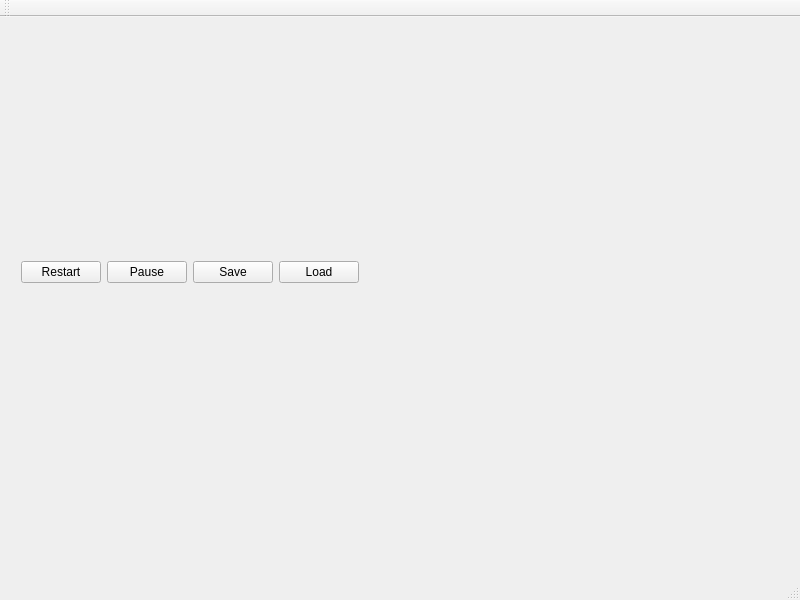
Qt form MolecularDynamics/maingui.ui (tavplubix/MolecularDynamics) before a commit.
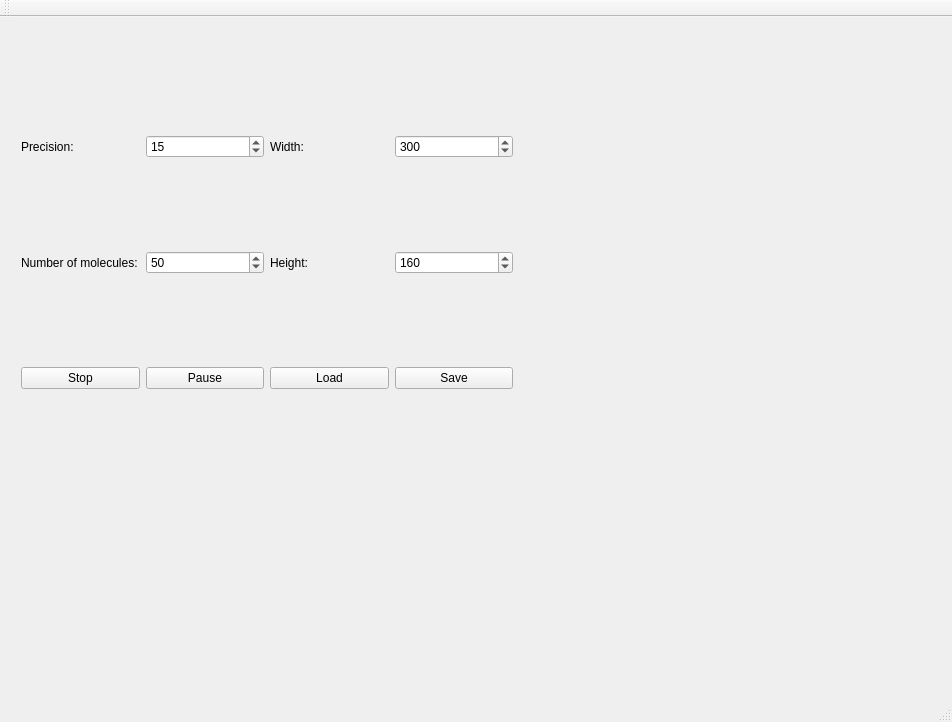
The same form after that commit.

```diff
--- a/MolecularDynamics/maingui.ui
+++ b/MolecularDynamics/maingui.ui
@@ -6,8 +6,8 @@
    <rect>
     <x>0</x>
     <y>0</y>
-    <width>800</width>
-    <height>600</height>
+    <width>952</width>
+    <height>722</height>
    </rect>
   </property>
   <property name="windowTitle">
@@ -24,47 +24,192 @@
      </rect>
     </property>
     <layout class="QGridLayout" name="mainLayout">
-     <item row="0" column="0">
-      <widget class="QPushButton" name="restartButton">
+     <item row="2" column="0">
+      <widget class="QPushButton" name="stopStartButton">
        <property name="text">
-        <string>Restart</string>
+        <string>Stop</string>
        </property>
       </widget>
      </item>
-     <item row="0" column="1">
+     <item row="2" column="1">
       <widget class="QPushButton" name="pauseContinueButton">
        <property name="text">
         <string>Pause</string>
        </property>
       </widget>
      </item>
-     <item row="0" column="4">
-      <spacer name="horizontalSpacer">
-       <property name="orientation">
-        <enum>Qt::Horizontal</enum>
-       </property>
-       <property name="sizeHint" stdset="0">
-        <size>
-         <width>40</width>
-         <height>20</height>
-        </size>
-       </property>
-      </spacer>
-     </item>
-     <item row="0" column="2">
+     <item row="2" column="3">
       <widget class="QPushButton" name="saveButton">
        <property name="text">
         <string>Save</string>
        </property>
       </widget>
      </item>
-     <item row="0" column="3">
+     <item row="3" column="1">
+      <spacer name="horizontalSpacer_3">
+       <property name="orientation">
+        <enum>Qt::Horizontal</enum>
+       </property>
+       <property name="sizeHint" stdset="0">
+        <size>
+         <width>40</width>
+         <height>20</height>
+        </size>
+       </property>
+      </spacer>
+     </item>
+     <item row="3" column="2">
+      <spacer name="horizontalSpacer_4">
+       <property name="orientation">
+        <enum>Qt::Horizontal</enum>
+       </property>
+       <property name="sizeHint" stdset="0">
+        <size>
+         <width>40</width>
+         <height>20</height>
+        </size>
+       </property>
+      </spacer>
+     </item>
+     <item row="3" column="3">
+      <spacer name="horizontalSpacer_5">
+       <property name="orientation">
+        <enum>Qt::Horizontal</enum>
+       </property>
+       <property name="sizeHint" stdset="0">
+        <size>
+         <width>40</width>
+         <height>20</height>
+        </size>
+       </property>
+      </spacer>
+     </item>
+     <item row="2" column="2">
       <widget class="QPushButton" name="loadButton">
        <property name="text">
         <string>Load</string>
        </property>
       </widget>
      </item>
+     <item row="3" column="0">
+      <spacer name="horizontalSpacer_2">
+       <property name="orientation">
+        <enum>Qt::Horizontal</enum>
+       </property>
+       <property name="sizeHint" stdset="0">
+        <size>
+         <width>40</width>
+         <height>20</height>
+        </size>
+       </property>
+      </spacer>
+     </item>
+     <item row="0" column="4">
+      <spacer name="horizontalSpacer">
+       <property name="orientation">
+        <enum>Qt::Horizontal</enum>
+       </property>
+       <property name="sizeHint" stdset="0">
+        <size>
+         <width>40</width>
+         <height>20</height>
+        </size>
+       </property>
+      </spacer>
+     </item>
+     <item row="0" column="1">
+      <widget class="QSpinBox" name="precisionSpinBox">
+       <property name="minimum">
+        <number>12</number>
+       </property>
+       <property name="maximum">
+        <number>20</number>
+       </property>
+       <property name="value">
+        <number>15</number>
+       </property>
+      </widget>
+     </item>
+     <item row="0" column="2">
+      <widget class="QLabel" name="label_3">
+       <property name="text">
+        <string>Width:</string>
+       </property>
+      </widget>
+     </item>
+     <item row="1" column="0">
+      <widget class="QLabel" name="label_2">
+       <property name="text">
+        <string>Number of molecules:</string>
+       </property>
+      </widget>
+     </item>
+     <item row="1" column="2">
+      <widget class="QLabel" name="label_4">
+       <property name="text">
+        <string>Height:</string>
+       </property>
+      </widget>
+     </item>
+     <item row="1" column="1">
+      <widget class="QSpinBox" name="numberOfMoleculesSpinBox">
+       <property name="minimum">
+        <number>1</number>
+       </property>
+       <property name="maximum">
+        <number>100</number>
+       </property>
+       <property name="value">
+        <number>50</number>
+       </property>
+      </widget>
+     </item>
+     <item row="0" column="3">
+      <widget class="QSpinBox" name="widthSpinBox">
+       <property name="minimum">
+        <number>100</number>
+       </property>
+       <property name="maximum">
+        <number>1000</number>
+       </property>
+       <property name="value">
+        <number>300</number>
+       </property>
+      </widget>
+     </item>
+     <item row="1" column="3">
+      <widget class="QSpinBox" name="heightSpinBox">
+       <property name="minimum">
+        <number>100</number>
+       </property>
+       <property name="maximum">
+        <number>800</number>
+       </property>
+       <property name="value">
+        <number>160</number>
+       </property>
+      </widget>
+     </item>
+     <item row="0" column="0">
+      <widget class="QLabel" name="label">
+       <property name="text">
+        <string>Precision:</string>
+       </property>
+      </widget>
+     </item>
+     <item row="0" column="5">
+      <spacer name="horizontalSpacer_6">
+       <property name="orientation">
+        <enum>Qt::Horizontal</enum>
+       </property>
+       <property name="sizeHint" stdset="0">
+        <size>
+         <width>40</width>
+         <height>20</height>
+        </size>
+       </property>
+      </spacer>
+     </item>
     </layout>
    </widget>
    <zorder>verticalSpacer</zorder>
```
Left out of the diff: 2 changed lines with no effect on the pictures.
